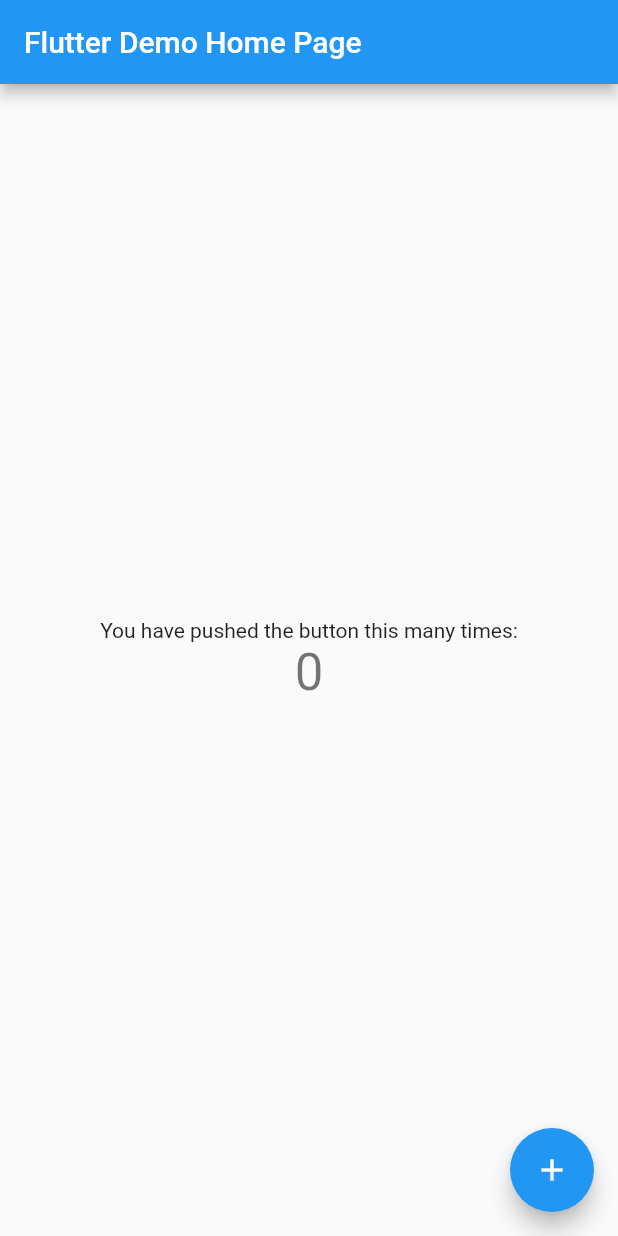
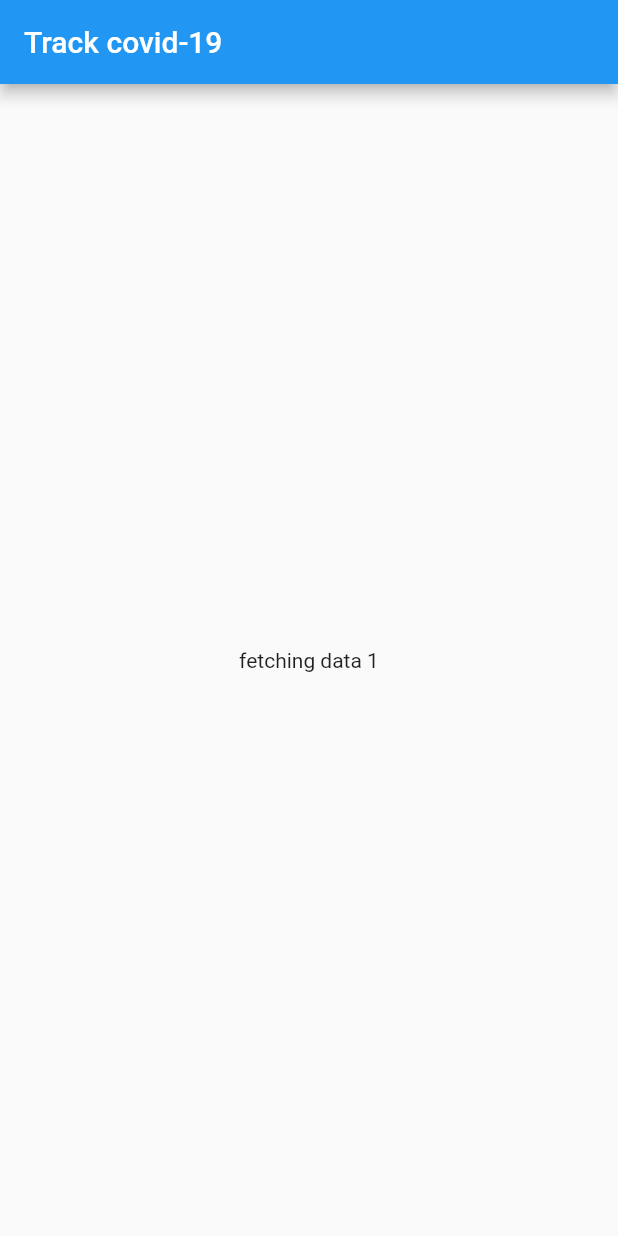
Before and after one commit to Abdelouahedd/covid_19_track, a Flutter app: the screen it shows after launch, on a phone screen of 412 x 824 dp. Run offline on Flutter 3.47's test engine with Material 2 defaults, Android fonts, the phone set to English and light mode, and no system bars; network calls fail.

Commit message:
add model CountryCase and Data acces object for api

```diff
--- /dev/null
+++ b/lib/Routes.dart
@@ -0,0 +1,52 @@
+import 'package:covid_19_track/screens/MyHomePage.dart';
+import 'package:flutter/material.dart';
+
+class MyApp extends StatelessWidget {
+  @override
+  Widget build(BuildContext context) {
+    return new MaterialApp(
+        title: "Track codis-19",
+        debugShowCheckedModeBanner: false,
+        theme: ThemeData(
+          primarySwatch: Colors.blue,
+        ),
+        home: new MyHomePage(),
+        // onGenerateRoute: (RouteSettings settings) {
+        //   switch (settings.name) {
+        //     case '/login':
+        //       return new MyCustomRoute(
+        //         builder: (_) => new LoginPage(),
+        //         settings: settings,
+        //       );
+        //     case '/mapt':
+        //       return new MyCustomRoute(
+        //         builder: (_) => new CaskyMap(),
+        //         settings: settings,
+        //       );
+        //     case '/profile':
+        //       return new MyCustomRoute(
+        //         builder: (_) => new Profile(),
+        //         settings: settings,
+        //       );
+        //     case '/chat':
+        //       return new MyCustomRoute(
+        //         builder: (_) => new Chat(),
+        //         settings: settings,
+        //       );
+        //   }
+        // },
+      );
+  }
+}
+
+class MyCustomRoute<T> extends MaterialPageRoute<T> {
+  MyCustomRoute({WidgetBuilder builder, RouteSettings settings})
+      : super(builder: builder, settings: settings);
+
+  // @override
+  // Widget buildTransitions(BuildContext context, Animation<double> animation,
+  //     Animation<double> secondaryAnimation, Widget child) {
+  //   if (settings.isInitialRoute) return child;
+  //   return new FadeTransition(opacity: animation, child: child);
+  // }
+}
--- /dev/null
+++ b/lib/controller/CaseCountryDAo.dart
@@ -0,0 +1,25 @@
+import 'dart:convert';
+
+import 'package:covid_19_track/model/CaseCountry.dart';
+import 'package:http/http.dart' as http;
+
+class CaseCountryDao {
+  String _url;
+
+  CaseCountryDao() {
+    this._url = "https://coronavirus-19-api.herokuapp.com/countries/";
+  }
+
+  Future<List<CaseCountry>> getAllCases() async {
+    var response = await http.get(Uri.parse(this._url));
+    List responseJson = json.decode(response.body);
+    print('data from url $responseJson');
+    if (response.statusCode == 200) {
+      return responseJson
+          .map((caseCountry) => new CaseCountry.fromJson(caseCountry))
+          .toList();
+    } else {
+      throw Exception("ERROR while fetching data from the url");
+    }
+  }
+}
--- a/lib/main.dart
+++ b/lib/main.dart
@@ -1,3 +1,4 @@
+import 'package:covid_19_track/screens/MyHomePage.dart';
 import 'package:flutter/material.dart';
 
 void main() => runApp(MyApp());
@@ -5,58 +6,37 @@ void main() => runApp(MyApp());
 class MyApp extends StatelessWidget {
   @override
   Widget build(BuildContext context) {
-    return MaterialApp(
-      title: 'Flutter Demo',
+    return new MaterialApp(
+      title: "Track codis-19",
+      debugShowCheckedModeBanner: false,
       theme: ThemeData(
         primarySwatch: Colors.blue,
       ),
-      home: MyHomePage(title: 'Flutter Demo Home Page'),
+      home: new MyHomePage(),
+      // onGenerateRoute: (RouteSettings settings) {
+      //   switch (settings.name) {
+      //     case '/login':
+      //       return new MyCustomRoute(
+      //         builder: (_) => new LoginPage(),
+      //         settings: settings,
+      //       );
+      //     case '/mapt':
+      //       return new MyCustomRoute(
+      //         builder: (_) => new CaskyMap(),
+      //         settings: settings,
+      //       );
+      //     case '/profile':
+      //       return new MyCustomRoute(
+      //         builder: (_) => new Profile(),
+      //         settings: settings,
+      //       );
+      //     case '/chat':
+      //       return new MyCustomRoute(
+      //         builder: (_) => new Chat(),
+      //         settings: settings,
+      //       );
+      //   }
+      // },
     );
   }
 }
-
-class MyHomePage extends StatefulWidget {
-  MyHomePage({Key key, this.title}) : super(key: key);
-  final String title;
-
-  @override
-  _MyHomePageState createState() => _MyHomePageState();
-}
-
-class _MyHomePageState extends State<MyHomePage> {
-  int _counter = 0;
-
-  void _incrementCounter() {
-    setState(() {
-      _counter++;
-    });
-  }
-
-  @override
-  Widget build(BuildContext context) {
-    return Scaffold(
-      appBar: AppBar(
-        title: Text(widget.title),
-      ),
-      body: Center(
-        child: Column(
-          mainAxisAlignment: MainAxisAlignment.center,
-          children: <Widget>[
-            Text(
-              'You have pushed the button this many times:',
-            ),
-            Text(
-              '$_counter',
-              style: Theme.of(context).textTheme.display1,
-            ),
-          ],
-        ),
-      ),
-      floatingActionButton: FloatingActionButton(
-        onPressed: _incrementCounter,
-        tooltip: 'Increment',
-        child: Icon(Icons.add),
-      ),
-    );
-  }
-}
--- /dev/null
+++ b/lib/model/CaseCountry.dart
@@ -0,0 +1,50 @@
+class CaseCountry {
+  String country;
+  int cases;
+  int todayCases;
+  int deaths;
+  int todayDeaths;
+  int recovered;
+  int active;
+  int critical;
+  int casesPerOneMillion;
+  int deathsPerOneMillion;
+  CaseCountry(
+      this.country,
+      this.cases,
+      this.todayCases,
+      this.deaths,
+      this.todayDeaths,
+      this.recovered,
+      this.active,
+      this.critical,
+      this.casesPerOneMillion,
+      this.deathsPerOneMillion);
+
+  CaseCountry.fromJson(Map<String, dynamic> json) {
+    country = json['country'];
+    cases = json['cases'];
+    todayCases = json['todayCases'];
+    deaths = json['deaths'];
+    todayDeaths = json['todayDeaths'];
+    recovered = json['recovered'];
+    active = json['active'];
+    critical = json['critical'];
+    casesPerOneMillion = json['casesPerOneMillion'];
+    deathsPerOneMillion = json['deathsPerOneMillion'];
+  }
+  Map<String, dynamic> toJson() {
+    final Map<String, dynamic> data = new Map<String, dynamic>();
+    data['country'] = this.country;
+    data['cases'] = this.cases;
+    data['todayCases'] = this.todayCases;
+    data['deaths'] = this.deaths;
+    data['todayDeaths'] = this.todayDeaths;
+    data['recovered'] = this.recovered;
+    data['active'] = this.active;
+    data['critical'] = this.critical;
+    data['casesPerOneMillion'] = this.casesPerOneMillion;
+    data['deathsPerOneMillion'] = this.deathsPerOneMillion;
+    return data;
+  }
+}
--- /dev/null
+++ b/lib/screens/MyHomePage.dart
@@ -0,0 +1,34 @@
+import 'package:covid_19_track/controller/CaseCountryDAo.dart';
+import 'package:covid_19_track/widgets/card.dart';
+import 'package:flutter/material.dart';
+
+class MyHomePage extends StatefulWidget {
+  MyHomePage({Key key, this.title}) : super(key: key);
+  final String title;
+
+  @override
+  _MyHomePageState createState() => _MyHomePageState();
+}
+
+class _MyHomePageState extends State<MyHomePage> {
+  @override
+  void initState() {
+    // TODO: implement initState
+    super.initState();
+    new CaseCountryDao().getAllCases();
+  }
+
+  @override
+  Widget build(BuildContext context) {
+    return Scaffold(
+      appBar: AppBar(
+        title: Text("Track covid-19"),
+      ),
+      body: Container(
+        child: Center(
+          child: Text("fetching data 1"),
+        ),
+      ),
+    );
+  }
+}
```
Also changed, not shown: lib/widgets/card.dart (added, +39 -0 lines), 1 other file.
